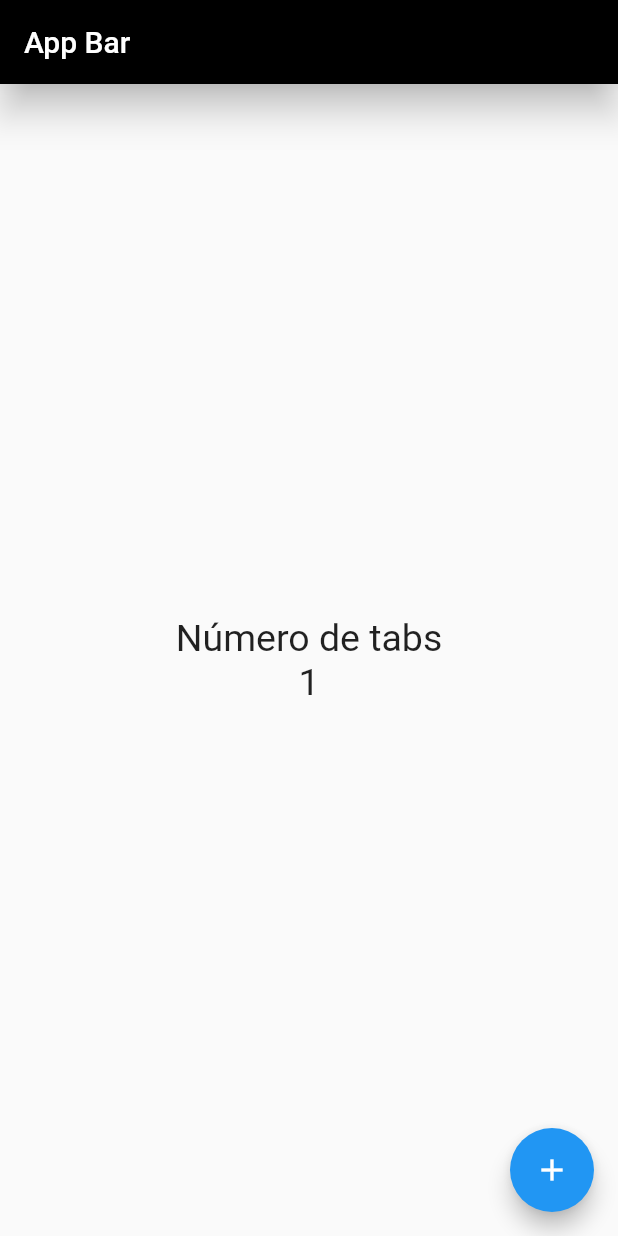
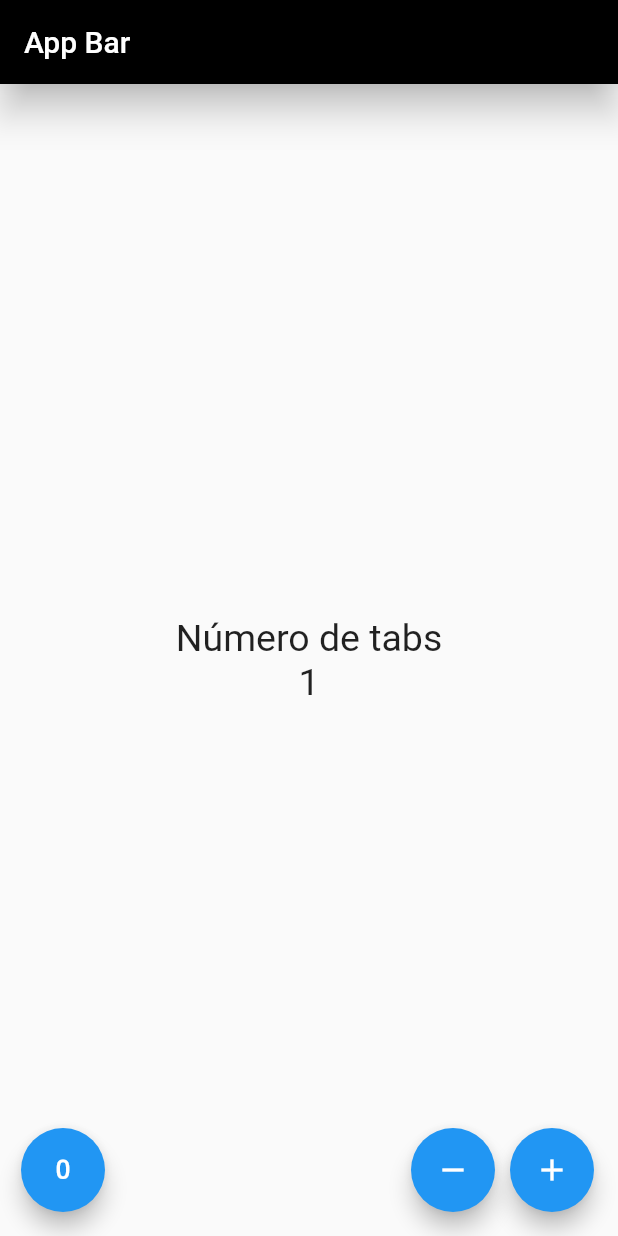
Before and after one commit to developerjaag/Flutter_practices, a Flutter app: the screen it shows after launch, after a tap on the "add" icon, on a phone screen of 412 x 824 dp. Run offline on Flutter 3.47's test engine with Material 2 defaults, Android fonts, the phone set to English and light mode, and no system bars.

Commit message:
:sparkles: end contador

```diff
--- a/contador/lib/src/pages/home_page.dart
+++ b/contador/lib/src/pages/home_page.dart
@@ -33,14 +33,48 @@ class _HomePageState extends State<HomePage> {
             ],
           ),
         ),
-      floatingActionButton: FloatingActionButton(
+        floatingActionButton: _botones());
+  }
+
+  Widget _botones() {
+    return Row(
+      mainAxisAlignment: MainAxisAlignment.end,
+      children: <Widget>[
+        SizedBox(
+          width: 30.0,
+        ),
+        FloatingActionButton(
+          child: Icon(Icons.exposure_zero),
+          onPressed: () => {
+            setState(() => {
+                  _contador = 0,
+                }),
+          },
+        ),
+        Expanded(child: SizedBox()),
+        FloatingActionButton(
+          child: Icon(Icons.remove),
+          onPressed: () => {
+            setState(() => {
+                  if (_contador > 0)
+                    {
+                      _contador--,
+                    }
+                }),
+          },
+        ),
+        SizedBox(
+          width: 10.0,
+        ),
+        FloatingActionButton(
+          child: Icon(Icons.add),
           onPressed: () => {
             setState(() => {
                   _contador++,
                 }),
           },
-        child: Icon(Icons.add),
         ),
+      ],
     );
   }
 }
```
Lines whose indentation alone changed are shown as unchanged.
